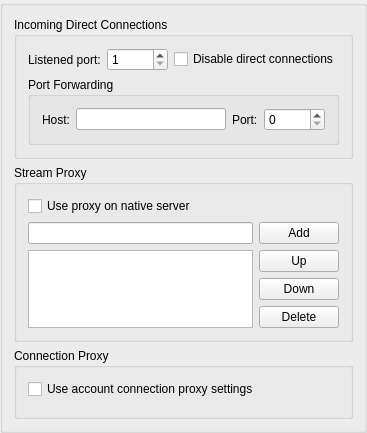
Above: branches/dev_options/src/plugins/socksstreams/socksoptions.ui from vacuum-im/vacuum-im before the change. Below: the same form after it.
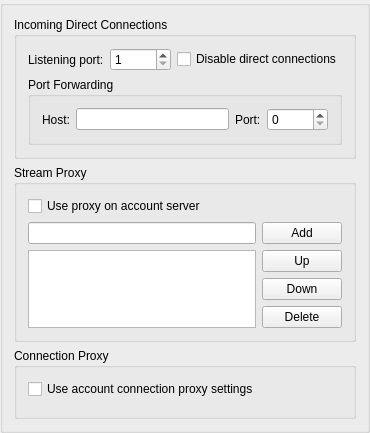
That is the form after the change.

Diff of the .ui file:
```diff
--- a/branches/dev_options/src/plugins/socksstreams/socksoptions.ui
+++ b/branches/dev_options/src/plugins/socksstreams/socksoptions.ui
@@ -28,7 +28,7 @@
            <item>
             <widget class="QLabel" name="pblPort">
              <property name="text">
-              <string>Listened port:</string>
+              <string>Listening port:</string>
              </property>
              <property name="buddy">
               <cstring>spbPort</cstring>
@@ -111,7 +111,7 @@
          <item>
           <widget class="QCheckBox" name="chbUseNativeServerProxy">
            <property name="text">
-            <string>Use proxy on native server</string>
+            <string>Use proxy on account server</string>
            </property>
           </widget>
          </item>
```
Left out of the diff: 10 changed lines with no effect on the pictures.
